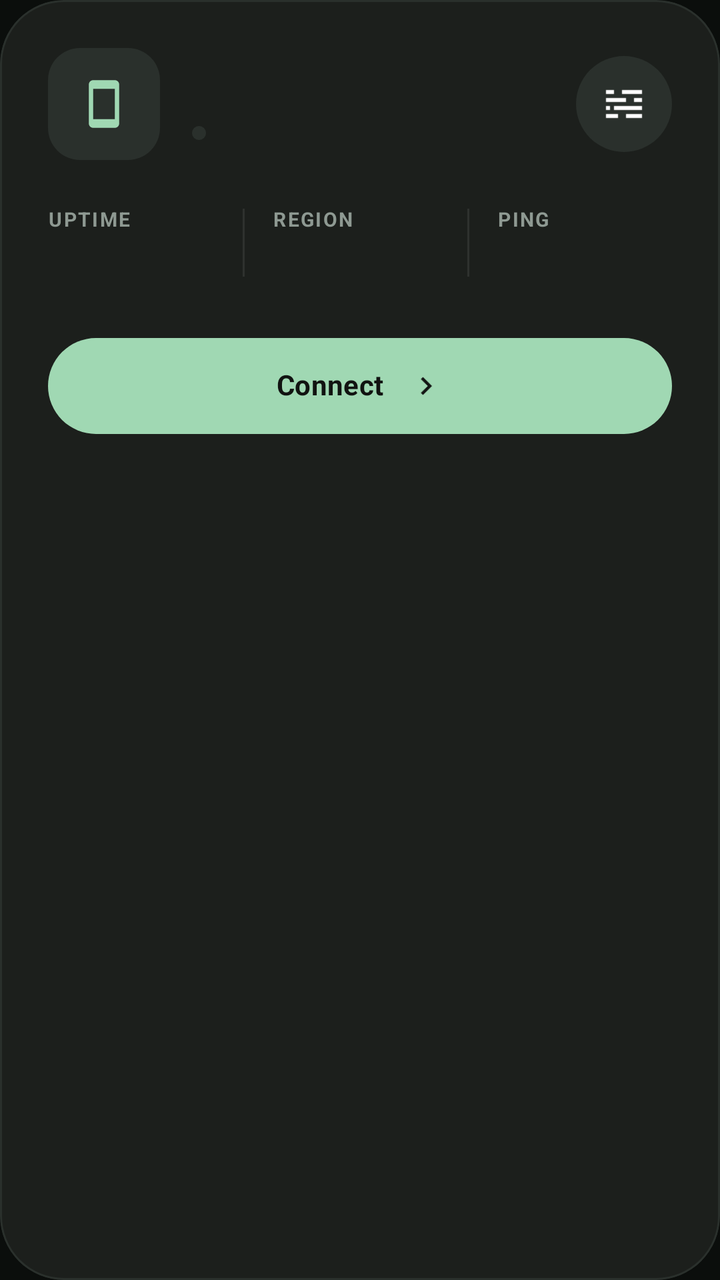
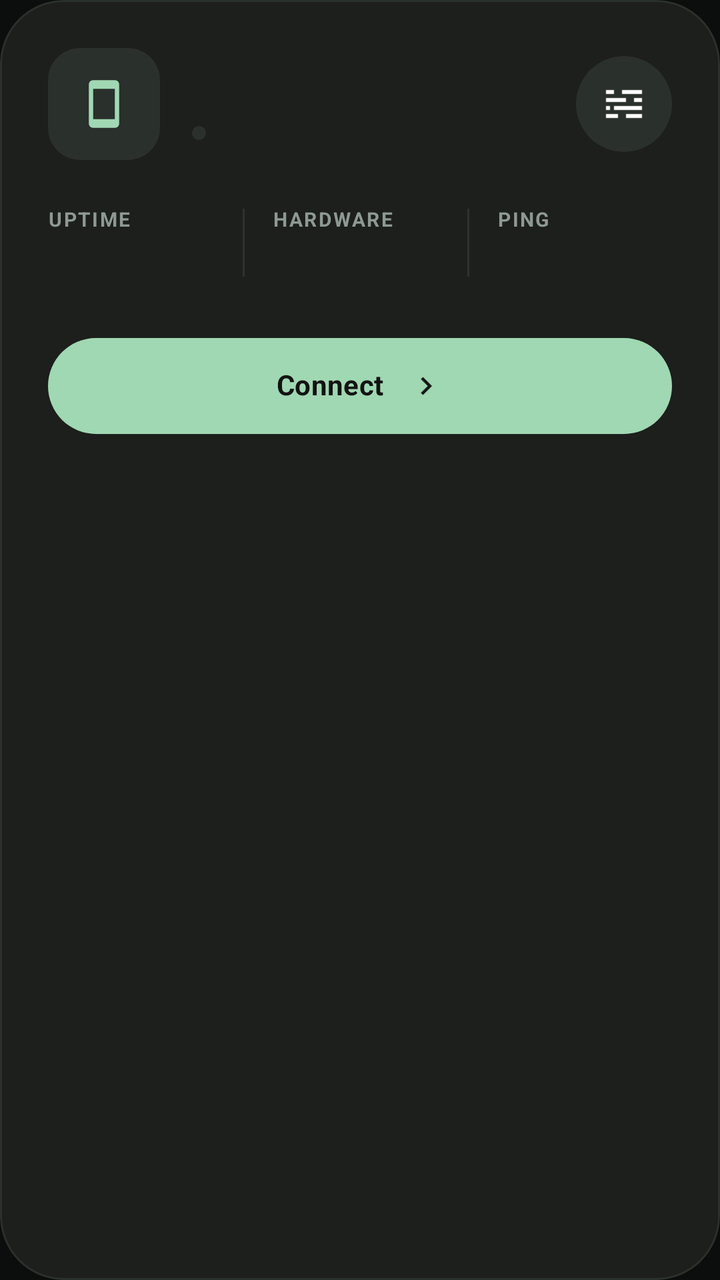

The first picture is an Android layout as it rendered before a commit; the second is the same layout after the commit. The layout source and the unified diff follow.
<!-- AndroidManifest.xml: application theme Theme.Virtdroid -->
<!-- res/layout/runtime_card.xml -->
<?xml version="1.0" encoding="utf-8"?>
<com.google.android.material.card.MaterialCardView xmlns:android="http://schemas.android.com/apk/res/android"
    xmlns:app="http://schemas.android.com/apk/res-auto"
    android:layout_width="match_parent"
    android:layout_height="wrap_content"
    android:layout_marginBottom="20dp"
    app:cardBackgroundColor="@color/v_surface"
    app:cardCornerRadius="32dp"
    app:cardElevation="0dp"
    app:strokeColor="@color/v_border"
    app:strokeWidth="1dp">

    <LinearLayout
        android:layout_width="match_parent"
        android:layout_height="wrap_content"
        android:orientation="vertical"
        android:padding="24dp">

        <LinearLayout
            android:layout_width="match_parent"
            android:layout_height="wrap_content"
            android:gravity="center_vertical"
            android:orientation="horizontal">

            <FrameLayout
                android:layout_width="56dp"
                android:layout_height="56dp"
                android:background="@drawable/bg_surface_light_16">

                <ImageView
                    android:id="@+id/runtimeIcon"
                    android:layout_width="26dp"
                    android:layout_height="26dp"
                    android:layout_gravity="center"
                    android:src="@drawable/ic_phone"
                    android:tint="@color/v_accent" />
            </FrameLayout>

            <LinearLayout
                android:layout_width="0dp"
                android:layout_height="wrap_content"
                android:layout_marginStart="16dp"
                android:layout_weight="1"
                android:orientation="vertical">

                <TextView
                    android:id="@+id/runtimeTitleText"
                    android:layout_width="match_parent"
                    android:layout_height="wrap_content"
                    android:ellipsize="end"
                    android:fontFamily="sans"
                    android:includeFontPadding="false"
                    android:maxLines="1"
                    android:textColor="@color/v_text_primary"
                    android:textSize="19sp"
                    android:textStyle="bold" />

                <LinearLayout
                    android:layout_width="match_parent"
                    android:layout_height="wrap_content"
                    android:layout_marginTop="7dp"
                    android:gravity="center_vertical"
                    android:orientation="horizontal">

                    <View
                        android:id="@+id/runtimeStatusDot"
                        android:layout_width="7dp"
                        android:layout_height="7dp"
                        android:layout_marginEnd="7dp"
                        android:background="@drawable/bg_dot_muted" />

                    <TextView
                        android:id="@+id/runtimeSubtitleText"
                        android:layout_width="0dp"
                        android:layout_height="wrap_content"
                        android:layout_weight="1"
                        android:ellipsize="end"
                        android:fontFamily="sans"
                        android:includeFontPadding="false"
                        android:maxLines="1"
                        android:textColor="@color/v_text_muted"
                        android:textSize="13sp" />
                </LinearLayout>
            </LinearLayout>

            <ImageButton
                android:id="@+id/runtimeControlsButton"
                android:layout_width="48dp"
                android:layout_height="48dp"
                android:background="@drawable/bg_surface_light_circle"
                android:contentDescription="@string/runtime_controls"
                android:padding="13dp"
                android:src="@drawable/ic_tune"
                android:tint="@color/v_text_primary" />
        </LinearLayout>

        <LinearLayout
            android:id="@+id/runtimeStatsRow"
            android:layout_width="match_parent"
            android:layout_height="wrap_content"
            android:layout_marginTop="24dp"
            android:gravity="center_vertical"
            android:orientation="horizontal">

            <LinearLayout
                android:layout_width="0dp"
                android:layout_height="wrap_content"
                android:layout_weight="1"
                android:orientation="vertical">

                <TextView
                    android:id="@+id/runtimeStatOneLabel"
                    android:layout_width="wrap_content"
                    android:layout_height="wrap_content"
                    android:fontFamily="sans"
                    android:includeFontPadding="false"
                    android:letterSpacing="0.08"
                    android:text="@string/runtime_stat_one_label"
                    android:textAllCaps="true"
                    android:textColor="@color/v_text_muted"
                    android:textSize="10sp"
                    android:textStyle="bold" />

                <TextView
                    android:id="@+id/runtimeStatOneValue"
                    android:layout_width="wrap_content"
                    android:layout_height="wrap_content"
                    android:layout_marginTop="7dp"
                    android:fontFamily="sans"
                    android:includeFontPadding="false"
                    android:textColor="@color/v_text_primary"
                    android:textSize="14sp"
                    android:textStyle="bold" />
            </LinearLayout>

            <View
                android:layout_width="1dp"
                android:layout_height="34dp"
                android:layout_marginStart="10dp"
                android:layout_marginEnd="14dp"
                android:background="@color/v_border_soft" />

            <LinearLayout
                android:layout_width="0dp"
                android:layout_height="wrap_content"
                android:layout_weight="1"
                android:orientation="vertical">

                <TextView
                    android:id="@+id/runtimeStatTwoLabel"
                    android:layout_width="wrap_content"
                    android:layout_height="wrap_content"
                    android:fontFamily="sans"
                    android:includeFontPadding="false"
                    android:letterSpacing="0.08"
                    android:text="@string/runtime_stat_two_label"
                    android:textAllCaps="true"
                    android:textColor="@color/v_text_muted"
                    android:textSize="10sp"
                    android:textStyle="bold" />

                <TextView
                    android:id="@+id/runtimeStatTwoValue"
                    android:layout_width="wrap_content"
                    android:layout_height="wrap_content"
                    android:layout_marginTop="7dp"
                    android:fontFamily="sans"
                    android:includeFontPadding="false"
                    android:textColor="@color/v_text_primary"
                    android:textSize="14sp"
                    android:textStyle="bold" />
            </LinearLayout>

            <View
                android:layout_width="1dp"
                android:layout_height="34dp"
                android:layout_marginStart="10dp"
                android:layout_marginEnd="14dp"
                android:background="@color/v_border_soft" />

            <LinearLayout
                android:layout_width="0dp"
                android:layout_height="wrap_content"
                android:layout_weight="1"
                android:orientation="vertical">

                <TextView
                    android:id="@+id/runtimeStatThreeLabel"
                    android:layout_width="wrap_content"
                    android:layout_height="wrap_content"
                    android:fontFamily="sans"
                    android:includeFontPadding="false"
                    android:letterSpacing="0.08"
                    android:text="@string/runtime_stat_three_label"
                    android:textAllCaps="true"
                    android:textColor="@color/v_text_muted"
                    android:textSize="10sp"
                    android:textStyle="bold" />

                <TextView
                    android:id="@+id/runtimeStatThreeValue"
                    android:layout_width="wrap_content"
                    android:layout_height="wrap_content"
                    android:layout_marginTop="7dp"
                    android:fontFamily="sans"
                    android:includeFontPadding="false"
                    android:textColor="@color/v_text_primary"
                    android:textSize="14sp"
                    android:textStyle="bold" />
            </LinearLayout>
        </LinearLayout>

        <com.google.android.material.button.MaterialButton
            android:id="@+id/connectRuntimeButton"
            android:layout_width="match_parent"
            android:layout_height="56dp"
            android:layout_marginTop="26dp"
            android:fontFamily="sans"
            android:includeFontPadding="false"
            android:minHeight="56dp"
            android:text="@string/runtime_connect_display"
            android:textSize="14sp"
            android:textStyle="bold"
            app:backgroundTint="@color/v_accent"
            app:icon="@drawable/ic_chevron_right"
            app:iconGravity="textEnd"
            app:iconPadding="12dp"
            app:iconTint="@color/v_bg"
            app:rippleColor="@color/v_accent_soft" />

        <LinearLayout
            android:id="@+id/runtimeActionRow"
            android:layout_width="match_parent"
            android:layout_height="wrap_content"
            android:layout_marginTop="24dp"
            android:gravity="center_vertical"
            android:orientation="horizontal"
            android:visibility="gone">

            <com.google.android.material.button.MaterialButton
                android:id="@+id/startRuntimeButton"
                style="?attr/materialButtonOutlinedStyle"
                android:layout_width="0dp"
                android:layout_height="56dp"
                android:layout_weight="1"
                android:fontFamily="sans"
                android:includeFontPadding="false"
                android:minHeight="56dp"
                android:text="@string/runtime_start"
                android:textSize="14sp"
                android:textStyle="bold"
                app:backgroundTint="@color/v_surface_2"
                app:icon="@drawable/ic_play"
                app:iconGravity="textStart"
                app:iconPadding="12dp"
                app:iconTint="@color/v_accent"
                app:strokeColor="@color/v_border"
                app:strokeWidth="1dp" />

            <ImageButton
                android:id="@+id/actionControlsButton"
                android:layout_width="56dp"
                android:layout_height="56dp"
                android:layout_marginStart="12dp"
                android:background="@drawable/bg_surface_light_circle"
                android:contentDescription="@string/runtime_controls"
                android:padding="15dp"
                android:src="@drawable/ic_tune"
                android:tint="@color/v_text_muted" />

            <ImageButton
                android:id="@+id/deleteRuntimeButton"
                android:layout_width="56dp"
                android:layout_height="56dp"
                android:layout_marginStart="12dp"
                android:background="@drawable/bg_red_soft_24"
                android:contentDescription="@string/runtime_delete"
                android:padding="15dp"
                android:src="@drawable/ic_delete"
                android:tint="@color/v_danger" />
        </LinearLayout>

        <TextView
            android:id="@+id/runtimeErrorText"
            android:layout_width="match_parent"
            android:layout_height="wrap_content"
            android:layout_marginTop="16dp"
            android:fontFamily="sans"
            android:includeFontPadding="false"
            android:textColor="@color/v_danger"
            android:textSize="13sp"
            android:visibility="gone" />
    </LinearLayout>
</com.google.android.material.card.MaterialCardView>
<!-- resources referenced by this layout -->
<resources>
  <color name="v_accent">#A0D8B3</color>
  <color name="v_accent_soft">#1AA0D8B3</color>
  <color name="v_bg">#131514</color>
  <color name="v_border">#2A302C</color>
  <color name="v_border_soft">#14FFFFFF</color>
  <color name="v_danger">#EF4444</color>
  <color name="v_surface">#1C1F1C</color>
  <color name="v_surface_2">#202321</color>
  <color name="v_text_muted">#8E9992</color>
  <color name="v_text_primary">#FFFFFFFF</color>
  <!-- drawable bg_dot_muted (drawable) -->
  <?xml version="1.0" encoding="utf-8"?>
  <shape
      xmlns:android="http://schemas.android.com/apk/res/android"
      android:shape="oval">
      <solid
          android:color="@color/v_surface_light" />
  </shape>
  <string name="runtime_connect_display">Connect</string>
  <string name="runtime_controls">Controls</string>
  <string name="runtime_delete">Delete</string>
  <string name="runtime_start">Start Node</string>
  <string name="runtime_stat_one_label">UPTIME</string>
  <string name="runtime_stat_three_label">PING</string>
  <string name="runtime_stat_two_label">REGION</string>
  <color name="v_surface_light">#2A302C</color>
  <color name="v_danger_soft">#1AEF4444</color>
  <color name="virtdroid_primary">#A9DCB5</color>
  <color name="virtdroid_on_primary">#111311</color>
  <color name="virtdroid_secondary">#262D28</color>
  <color name="virtdroid_surface">#0B0E0C</color>
  <color name="virtdroid_on_surface">#F3F5F2</color>
  <color name="virtdroid_error">#C86D64</color>
  <color name="virtdroid_card_surface">#181D1A</color>
  <color name="virtdroid_card_stroke">#14303931</color>
  <style name="ShapeAppearance.Virtdroid.Pill" parent="ShapeAppearance.Material3.MediumComponent">
          <item name="cornerFamily">rounded</item>
          <item name="cornerSize">999dp</item>
      </style>
  <color name="virtdroid_card_stroke_soft">#0E2B3430</color>
  <color name="virtdroid_surface_alt">#151A17</color>
  <color name="virtdroid_on_surface_muted">#737B75</color>
  <style name="ShapeAppearance.Virtdroid.Input" parent="ShapeAppearance.Material3.LargeComponent">
          <item name="cornerFamily">rounded</item>
          <item name="cornerSize">28dp</item>
      </style>
  <!-- unchanged entries left out for length: 13 -->
</resources>

<!-- the commit's change to res/layout/runtime_card.xml (unified diff, before → after) -->
@@ -94,11 +94,23 @@
                 android:tint="@color/v_text_primary" />
         </LinearLayout>
 
+        <FrameLayout
+            android:id="@+id/runtimeProvisioningFrame"
+            android:layout_width="match_parent"
+            android:layout_height="wrap_content"
+            android:layout_marginTop="24dp"
+            android:animateLayoutChanges="true">
+
+            <LinearLayout
+                android:id="@+id/runtimeInteractiveContent"
+                android:layout_width="match_parent"
+                android:layout_height="wrap_content"
+                android:orientation="vertical">
+
         <LinearLayout
             android:id="@+id/runtimeStatsRow"
             android:layout_width="match_parent"
             android:layout_height="wrap_content"
-            android:layout_marginTop="24dp"
             android:gravity="center_vertical"
             android:orientation="horizontal">
 
@@ -290,5 +302,96 @@
             android:textColor="@color/v_danger"
             android:textSize="13sp"
             android:visibility="gone" />
+            </LinearLayout>
+
+            <LinearLayout
+                android:id="@+id/runtimeProvisioningLogContainer"
+                android:layout_width="match_parent"
+                android:layout_height="wrap_content"
+                android:layout_gravity="top"
+                android:background="@drawable/bg_provisioning_log_active"
+                android:clickable="true"
+                android:focusable="true"
+                android:orientation="horizontal"
+                android:paddingStart="18dp"
+                android:paddingTop="16dp"
+                android:paddingEnd="18dp"
+                android:paddingBottom="16dp"
+                android:translationZ="6dp"
+                android:visibility="gone">
+
+                <FrameLayout
+                    android:layout_width="30dp"
+                    android:layout_height="match_parent">
+
+                    <View
+                        android:layout_width="2dp"
+                        android:layout_height="match_parent"
+                        android:layout_gravity="center_horizontal"
+                        android:background="@drawable/bg_timeline_line" />
+
+                    <View
+                        android:id="@+id/runtimeProvisioningDot"
+                        android:layout_width="24dp"
+                        android:layout_height="24dp"
+                        android:layout_gravity="top|center_horizontal"
+                        android:background="@drawable/bg_dot_accent_outline" />
+                </FrameLayout>
+
+                <LinearLayout
+                    android:layout_width="0dp"
+                    android:layout_height="wrap_content"
+                    android:layout_marginStart="12dp"
+                    android:layout_weight="1"
+                    android:orientation="vertical">
+
+                    <TextView
+                        android:id="@+id/runtimeProvisioningTitleText"
+                        android:layout_width="match_parent"
+                        android:layout_height="wrap_content"
+                        android:fontFamily="sans"
+                        android:includeFontPadding="false"
+                        android:text="@string/runtime_provisioning_title_request"
+                        android:textColor="@color/v_accent"
+                        android:textSize="15sp"
+                        android:textStyle="bold" />
+
+                    <LinearLayout
+                        android:layout_width="match_parent"
+                        android:layout_height="wrap_content"
+                        android:layout_marginTop="12dp"
+                        android:background="@drawable/bg_provisioning_log_code"
+                        android:orientation="vertical"
+                        android:paddingStart="12dp"
+                        android:paddingTop="10dp"
+                        android:paddingEnd="12dp"
+                        android:paddingBottom="10dp">
+
+                        <TextView
+                            android:id="@+id/runtimeProvisioningCommandText"
+                            android:layout_width="match_parent"
+                            android:layout_height="wrap_content"
+                            android:fontFamily="monospace"
+                            android:includeFontPadding="false"
+                            android:text="@string/runtime_provisioning_command_request"
+                            android:textColor="@color/v_accent"
+                            android:textSize="11sp" />
+
+                        <TextView
+                            android:id="@+id/runtimeProvisioningDetailText"
+                            android:layout_width="match_parent"
+                            android:layout_height="wrap_content"
+                            android:layout_marginTop="6dp"
+                            android:ellipsize="end"
+                            android:fontFamily="monospace"
+                            android:includeFontPadding="false"
+                            android:maxLines="2"
+                            android:text="@string/runtime_provisioning_detail_request"
+                            android:textColor="@color/v_text_primary"
+                            android:textSize="11sp" />
+                    </LinearLayout>
+                </LinearLayout>
+            </LinearLayout>
+        </FrameLayout>
     </LinearLayout>
 </com.google.android.material.card.MaterialCardView>
<!-- resource entries referenced after the edit -->
@@ -10,6 +10,17 @@
   <color name="v_surface_2">#202321</color>
   <color name="v_text_muted">#8E9992</color>
   <color name="v_text_primary">#FFFFFFFF</color>
+  <!-- drawable bg_dot_accent_outline (drawable) -->
+  <?xml version="1.0" encoding="utf-8"?>
+  <shape
+      xmlns:android="http://schemas.android.com/apk/res/android"
+      android:shape="oval">
+      <solid
+          android:color="@color/v_bg" />
+      <stroke
+          android:width="3dp"
+          android:color="@color/v_accent" />
+  </shape>
   <!-- drawable bg_dot_muted (drawable) -->
   <?xml version="1.0" encoding="utf-8"?>
   <shape
@@ -18,14 +29,48 @@
       <solid
           android:color="@color/v_surface_light" />
   </shape>
+  <!-- drawable bg_provisioning_log_active (drawable) -->
+  <?xml version="1.0" encoding="utf-8"?>
+  <shape xmlns:android="http://schemas.android.com/apk/res/android"
+      android:shape="rectangle">
+      <solid android:color="#151C18" />
+      <corners android:radius="24dp" />
+      <stroke
+          android:width="1dp"
+          android:color="#33A0D8B3" />
+  </shape>
+  <!-- drawable bg_provisioning_log_code (drawable) -->
+  <?xml version="1.0" encoding="utf-8"?>
+  <shape xmlns:android="http://schemas.android.com/apk/res/android"
+      android:shape="rectangle">
+      <solid android:color="@color/v_bg_alt" />
+      <corners android:radius="12dp" />
+      <stroke
+          android:width="1dp"
+          android:color="@color/v_border" />
+  </shape>
+  <!-- drawable bg_timeline_line (drawable) -->
+  <?xml version="1.0" encoding="utf-8"?>
+  <shape
+      xmlns:android="http://schemas.android.com/apk/res/android"
+      android:shape="rectangle">
+      <solid
+          android:color="@color/v_border" />
+      <corners
+          android:radius="1dp" />
+  </shape>
   <string name="runtime_connect_display">Connect</string>
   <string name="runtime_controls">Controls</string>
   <string name="runtime_delete">Delete</string>
+  <string name="runtime_provisioning_command_request">&gt; signed start request</string>
+  <string name="runtime_provisioning_detail_request">... sending runtime assignment request_</string>
+  <string name="runtime_provisioning_title_request">Requesting Runtime Start ...</string>
   <string name="runtime_start">Start Node</string>
   <string name="runtime_stat_one_label">UPTIME</string>
   <string name="runtime_stat_three_label">PING</string>
-  <string name="runtime_stat_two_label">REGION</string>
+  <string name="runtime_stat_two_label">HARDWARE</string>
   <color name="v_surface_light">#2A302C</color>
+  <color name="v_bg_alt">#121512</color>
   <color name="v_danger_soft">#1AEF4444</color>
   <color name="virtdroid_primary">#A9DCB5</color>
   <color name="virtdroid_on_primary">#111311</color>
